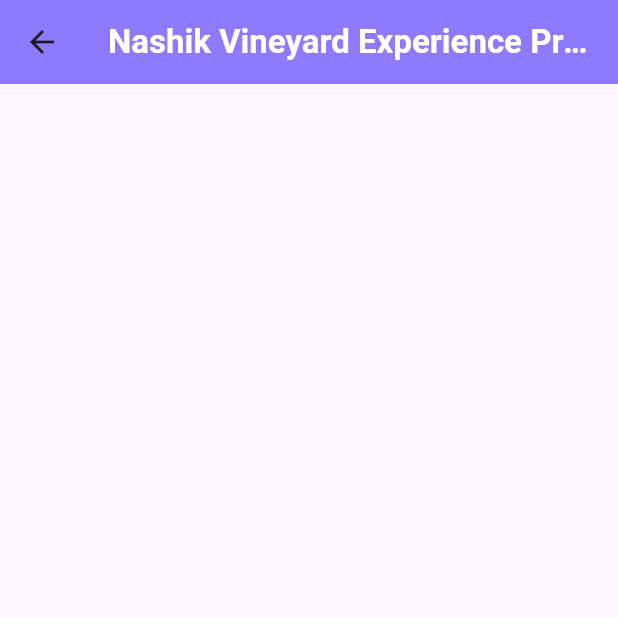
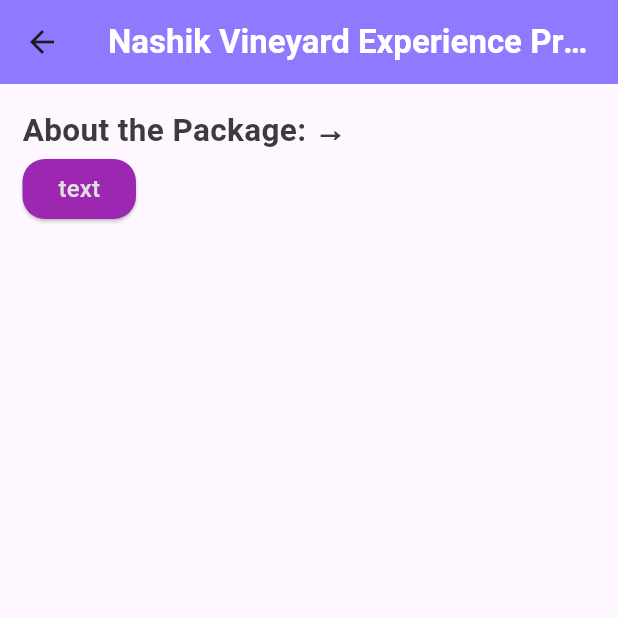
Before and after one commit to DYNAMICMORTAL/chalokisaan, a Flutter app: the ExPackages screen opened directly, on a phone screen of 412 x 824 dp, the top half of it. Run offline on Flutter 3.47's test engine with Material 2 defaults, Android fonts, the phone set to English and light mode, and no system bars; our stand-ins replace cloud_firestore, country_picker, firebase_auth, firebase_core, firebase_storage, fluentui_icons and 4 more; accounts and stored records are empty; Roboto replaces fonts that are missing (Poppins).

Commit message:
Package Widget Update 1.1.0

```diff
--- a/lib/screens/packages/package_view.dart
+++ b/lib/screens/packages/package_view.dart
@@ -1,7 +1,9 @@
+import 'package:chalokisaan/utils/custom_button.dart';
 import 'package:flutter/cupertino.dart';
 import 'package:flutter/material.dart';
 
 import '../../utils/style.dart';
+import 'calender_view.dart';
 
 class ExPackages extends StatelessWidget {
   const ExPackages({super.key});
@@ -18,8 +20,18 @@ class ExPackages extends StatelessWidget {
     ),
     ),),
       body: SafeArea(
-        child: Column(
-
+        child: Container(
+          padding: const EdgeInsets.only(top: 15, left: 15, right: 15),
+          width: MediaQuery.of(context).size.width*0.90,
+          child: Column(
+            crossAxisAlignment: CrossAxisAlignment.start,
+            children: [
+              Text("About the Package: →", style: Styles.headlineStyle2,),
+              JustAButton(text: "text", onPressed: () {
+                Navigator.push(context, MaterialPageRoute(builder: (context) => CalenderView()));
+              }),
+            ],
+          ),
         ),
       ),
     );
```
Also changed, not shown: lib/screens/packages/calender_view.dart (added, +11 -0 lines), analysis_options.yaml (line endings or trailing spaces), google-services.json (line endings or trailing spaces), pubspec.lock, pubspec.yaml (line endings or trailing spaces), 4 other files.
